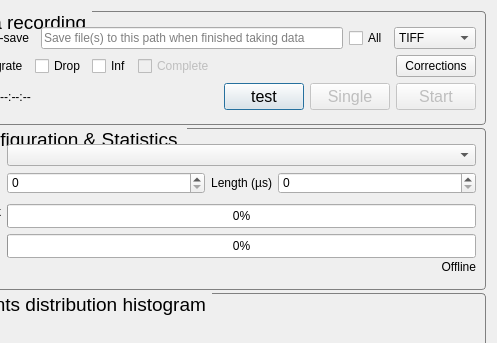
Qt form SpidrMpx3Eq/qcstmglvisualization.ui (navrit/dexter) before a commit; both pictures show x 752 to 1249 and y 0 to 343 of the 1249 by 634 pixel window.
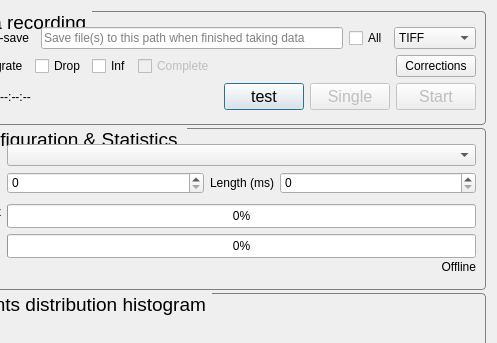
The same form after that commit. Custom widgets are drawn as their Qt base class.

The edit to the form file:
```diff
--- a/SpidrMpx3Eq/qcstmglvisualization.ui
+++ b/SpidrMpx3Eq/qcstmglvisualization.ui
@@ -594,7 +594,7 @@
                </sizepolicy>
               </property>
               <property name="text">
-               <string>Length (µs)</string>
+               <string>Length (ms)</string>
               </property>
               <property name="alignment">
                <set>Qt::AlignRight|Qt::AlignTrailing|Qt::AlignVCenter</set>
```
